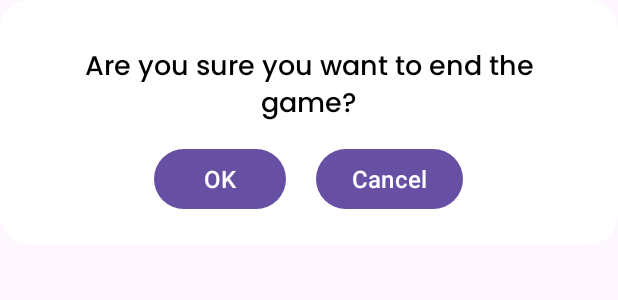
After one commit to brijesh1802/Sudoku-Master, an Android app: the layout dialog_confirm_exit.xml on its own in the app's theme, with its tools: preview values and no code run, on a phone screen of 412 x 824 dp. The commit adds this screen. Shown: the top 300 px of the screen. Run offline under Robolectric (Android 15) with nearby library versions, the phone set to English and light mode, and no system bars.

Commit message:
- All functionalities are added

```diff
--- a/app/src/main/AndroidManifest.xml
+++ b/app/src/main/AndroidManifest.xml
@@ -13,7 +13,7 @@
         android:theme="@style/Theme.Material3.Light.NoActionBar"
         tools:targetApi="31">
         <activity
-            android:name=".MainActivity"
+            android:name=".GameBoard.GameBoard"
             android:exported="true">
             <intent-filter>
                 <action android:name="android.intent.action.MAIN" />
--- a/app/src/main/java/com/example/sudokumaster/Cell.java
+++ b/app/src/main/java/com/example/sudokumaster/GameBoard/Cell.java
@@ -1,4 +1,4 @@
-package com.example.sudokumaster;
+package com.example.sudokumaster.GameBoard;
 
 public class Cell {
     int row, col;
--- a/app/src/main/java/com/example/sudokumaster/GameData.java
+++ b/app/src/main/java/com/example/sudokumaster/GameBoard/GameData.java
@@ -1,4 +1,4 @@
-package com.example.sudokumaster;
+package com.example.sudokumaster.GameBoard;
 
 public class GameData {
     public static int[][] originalGrid;
--- /dev/null
+++ b/app/src/main/res/layout/dialog_confirm_exit.xml
@@ -0,0 +1,40 @@
+<?xml version="1.0" encoding="utf-8"?>
+<LinearLayout xmlns:android="http://schemas.android.com/apk/res/android"
+    android:layout_width="wrap_content"
+    android:layout_height="wrap_content"
+    android:orientation="vertical"
+    android:padding="20dp"
+    android:background="@drawable/background_dialog_timer_selection">
+
+    <TextView
+        android:layout_width="wrap_content"
+        android:layout_height="wrap_content"
+        android:text="Are you sure you want to end the game?"
+        android:textSize="18sp"
+        android:fontFamily="@font/poppins_medium"
+        android:textColor="@android:color/black"
+        android:padding="10dp"
+        android:gravity="center"/>
+
+    <LinearLayout
+        android:layout_width="match_parent"
+        android:layout_height="wrap_content"
+        android:orientation="horizontal"
+        android:gravity="center">
+
+        <Button
+            android:id="@+id/okButton"
+            android:layout_width="wrap_content"
+            android:layout_height="wrap_content"
+            android:layout_marginEnd="20dp"
+            android:text="OK"
+            android:textSize="16sp"/>
+
+        <Button
+            android:id="@+id/cancelButton"
+            android:layout_width="wrap_content"
+            android:layout_height="wrap_content"
+            android:text="Cancel"
+            android:textSize="16sp"/>
+    </LinearLayout>
+</LinearLayout>
```
Also changed, not shown: app/src/main/java/com/example/sudokumaster/GameBoard/GameBoard.java (renamed from app/src/main/java/com/example/sudokumaster/MainActivity.java, +46 -9 lines), app/src/main/java/com/example/sudokumaster/GameBoard/SudokuGenerator.java (renamed from app/src/main/java/com/example/sudokumaster/SudokuGenerator.java, +10 -10 lines), app/src/main/java/com/example/sudokumaster/HistoryMove.java (deleted, +0 -21 lines), app/src/main/res/layout/gameboard_activity.xml (renamed from app/src/main/res/layout/activity_main.xml, +2 -7 lines).
